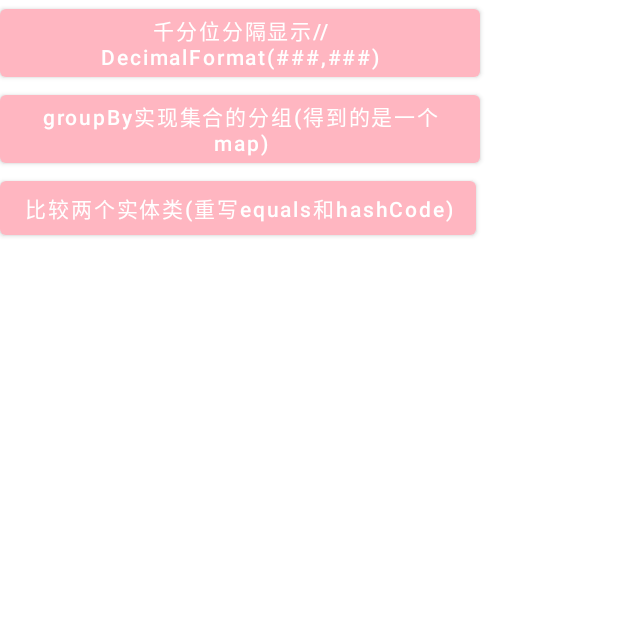
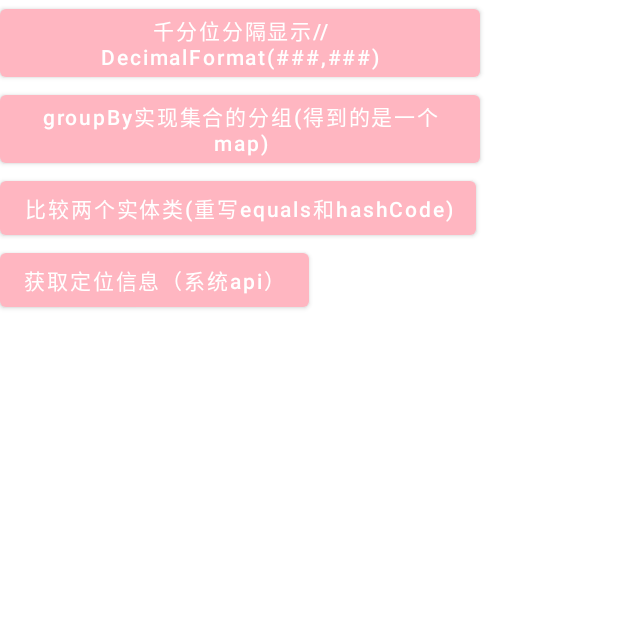
Before and after one commit to SunHongLi/Sun, an Android app: the UtilsActivity screen opened directly, with no data from a screen before it, on a phone screen of 412 x 824 dp, the top half of it. Run offline under Robolectric (Android 15) with nearby library versions, the phone set to English and light mode, and no system bars.

Commit message:
系统获取定位

```diff
--- a/app/build.gradle
+++ b/app/build.gradle
@@ -7,7 +7,7 @@ plugins {
 }
 
 android {
-    compileSdkVersion 29
+    compileSdkVersion 30
     buildToolsVersion "29.0.3"
 
     defaultConfig {
--- a/app/src/main/AndroidManifest.xml
+++ b/app/src/main/AndroidManifest.xml
@@ -2,6 +2,8 @@
 <manifest xmlns:android="http://schemas.android.com/apk/res/android"
     package="com.hl.sun">
 
+    <uses-permission android:name="android.permission.ACCESS_COARSE_LOCATION" />
+    <uses-permission android:name="android.permission.ACCESS_FINE_LOCATION" />
     <uses-permission android:name="android.permission.INTERNET" />
     <uses-permission android:name="android.permission.READ_EXTERNAL_STORAGE"/>
     <uses-permission android:name="android.permission.WRITE_EXTERNAL_STORAGE"/>
--- a/app/src/main/res/layout/activity_utils.xml
+++ b/app/src/main/res/layout/activity_utils.xml
@@ -24,4 +24,10 @@
         android:onClick="testEquals"
         android:text="@string/test_equals" />
 
+    <Button
+        android:layout_width="wrap_content"
+        android:layout_height="wrap_content"
+        android:onClick="getLocation"
+        android:text="@string/get_location" />
+
 </LinearLayout>
--- a/app/src/main/res/values/strings.xml
+++ b/app/src/main/res/values/strings.xml
@@ -3,4 +3,5 @@
     <string name="decimalformat">千分位分隔显示//DecimalFormat("###,###")</string>
     <string name="group_by_test">groupBy实现集合的分组(得到的是一个map)</string>
     <string name="test_equals">比较两个实体类(重写equals和hashCode)</string>
+    <string name="get_location">获取定位信息（系统api）</string>
 </resources>
```
Also changed, not shown: app/src/main/java/com/hl/sun/ui/activity/UtilsActivity.kt (+62 -0 lines).
